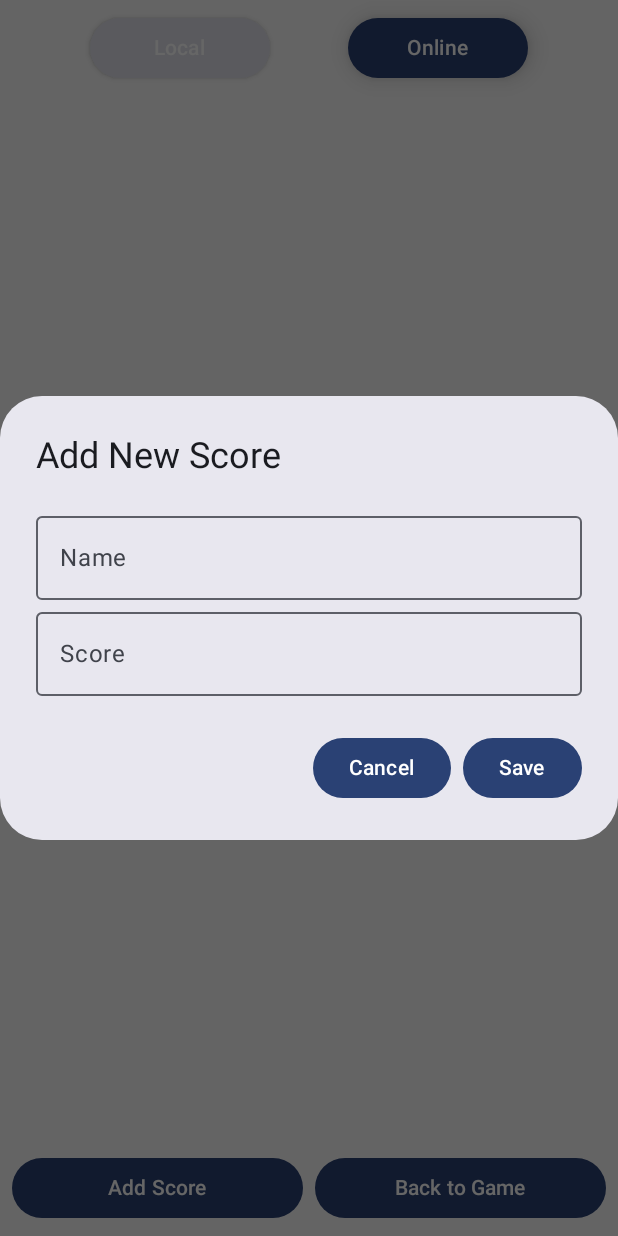
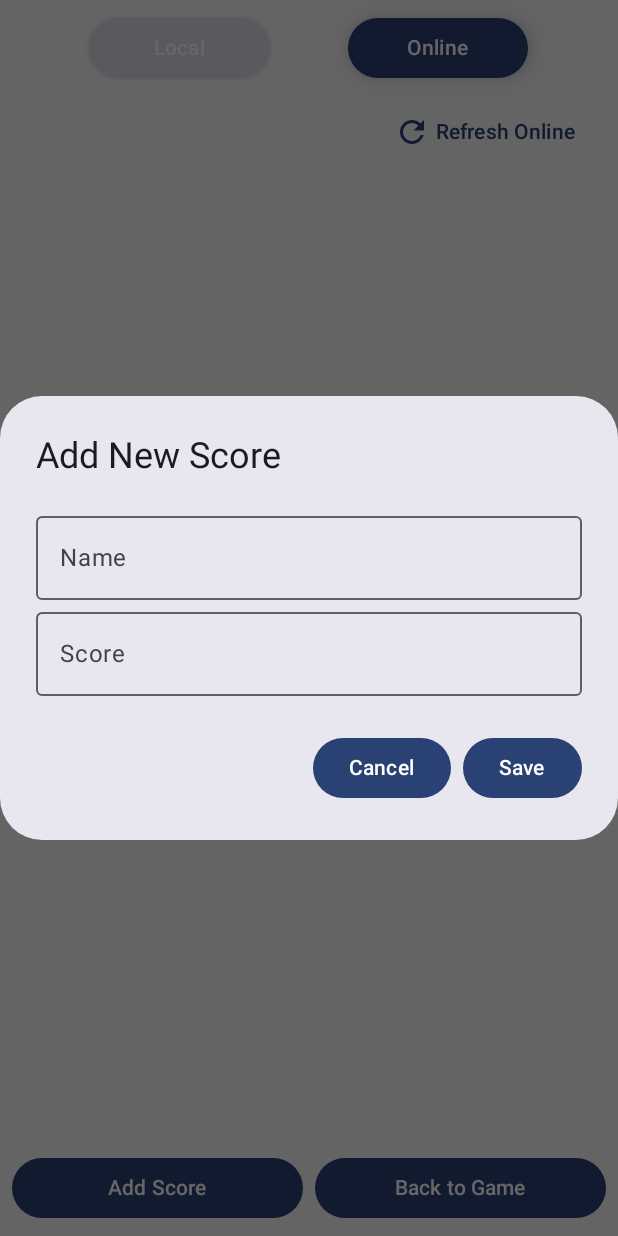
Before and after one commit to OperatorAlexCode/AssignmentC, an Android app built with Jetpack Compose: the LeaderboardScreen screen opened through its navigation route, after a tap on "Add Score", on a phone screen of 412 x 824 dp. Run offline under Robolectric (Android 15) with nearby library versions, the phone set to English and light mode, and no system bars; our stand-ins replace Firebase (no records; nobody signed in at launch, a user with empty details on screens opened directly), Room's generated code; 3 other taps on this screen came first.

Commit message:
Connection to online db almost done

```diff
--- a/app/src/main/java/com/example/assignmentc/ui/screens/LeaderboardScreen.kt
+++ b/app/src/main/java/com/example/assignmentc/ui/screens/LeaderboardScreen.kt
@@ -4,16 +4,23 @@ import androidx.compose.foundation.layout.Arrangement
 import androidx.compose.foundation.layout.Column
 import androidx.compose.foundation.layout.PaddingValues
 import androidx.compose.foundation.layout.Row
+import androidx.compose.foundation.layout.Spacer
 import androidx.compose.foundation.layout.fillMaxSize
 import androidx.compose.foundation.layout.fillMaxWidth
 import androidx.compose.foundation.layout.padding
+import androidx.compose.foundation.layout.size
 import androidx.compose.foundation.layout.width
 import androidx.compose.foundation.lazy.LazyColumn
 import androidx.compose.foundation.lazy.items
+import androidx.compose.material.icons.Icons
+import androidx.compose.material.icons.filled.Refresh
 import androidx.compose.material3.Button
 import androidx.compose.material3.ButtonDefaults
+import androidx.compose.material3.CircularProgressIndicator
+import androidx.compose.material3.Icon
 import androidx.compose.material3.MaterialTheme
 import androidx.compose.material3.Text
+import androidx.compose.material3.TextButton
 import androidx.compose.runtime.Composable
 import androidx.compose.runtime.collectAsState
 import androidx.compose.runtime.getValue
@@ -30,6 +37,7 @@ import com.example.assignmentc.data.ScoreRepository
 import com.example.assignmentc.ui.components.ScoreEntryRow
 import com.example.assignmentc.ui.viewmodels.LeaderboardViewModel
 import androidx.lifecycle.viewmodel.compose.viewModel
+import com.example.assignmentc.data.FirestoreRepository
 import com.example.assignmentc.ui.components.AddScoreDialog
 
 @Composable
@@ -40,16 +48,17 @@ fun LeaderboardScreen(
     val viewModel: LeaderboardViewModel = viewModel(
         factory = object : ViewModelProvider.Factory {
             override fun <T : ViewModel> create(modelClass: Class<T>): T {
-                val database = AppDatabase.getDatabase(context.applicationContext)
-                val repository = ScoreRepository(database.scoreDao())
-                @Suppress("UNCHECKED_CAST")
-                return LeaderboardViewModel(repository) as T
+                val database = AppDatabase.getDatabase(context)
+                val localRepo = ScoreRepository(database.scoreDao())
+                val firestoreRepo = FirestoreRepository()
+                return LeaderboardViewModel(localRepo, firestoreRepo) as T
             }
         }
     )
 
     var showAddScoreDialog by remember { mutableStateOf(false) }
     var selectedTab by remember { mutableStateOf("local") }
+    var isLoading by remember { mutableStateOf(false) }
     val localScores by viewModel.localScores.collectAsState(initial = emptyList())
     val onlineScores by viewModel.onlineScores.collectAsState()
 
@@ -57,7 +66,11 @@ fun LeaderboardScreen(
         AddScoreDialog(
             onDismiss = { showAddScoreDialog = false },
             onSave = { name, score ->
-                viewModel.submitLocalScore(name, score)
+                if (selectedTab == "local") {
+                    viewModel.submitLocalScore(name, score)
+                } else {
+                    viewModel.submitOnlineScore(name, score)
+                }
             }
         )
     }
@@ -82,6 +95,39 @@ fun LeaderboardScreen(
                     viewModel.loadOnlineScores()
                 }
             )
+        }
+
+        // refresh button
+        if (selectedTab == "online") {
+            Row(
+                modifier = Modifier
+                    .fillMaxWidth()
+                    .padding(horizontal = 16.dp),
+                horizontalArrangement = Arrangement.End
+            ) {
+                TextButton(
+                    onClick = { viewModel.loadOnlineScores() },
+                    enabled = !isLoading,
+                    colors = ButtonDefaults.textButtonColors(
+                        contentColor = MaterialTheme.colorScheme.primary
+                    )
+                ) {
+                    if (isLoading) {
+                        CircularProgressIndicator(
+                            modifier = Modifier.size(20.dp),
+                            strokeWidth = 2.dp,
+                            color = MaterialTheme.colorScheme.primary
+                        )
+                    } else {
+                        Icon(
+                            imageVector = Icons.Default.Refresh,
+                            contentDescription = "Refresh"
+                        )
+                    }
+                    Spacer(Modifier.width(4.dp))
+                    Text("Refresh Online")
+                }
+            }
         }
 
         LazyColumn(
```
Also changed, not shown: app/src/main/java/com/example/assignmentc/data/FirestoreRepository.kt (+39 -0 lines), app/src/main/java/com/example/assignmentc/ui/viewmodels/LeaderboardViewModel.kt (+25 -3 lines).
